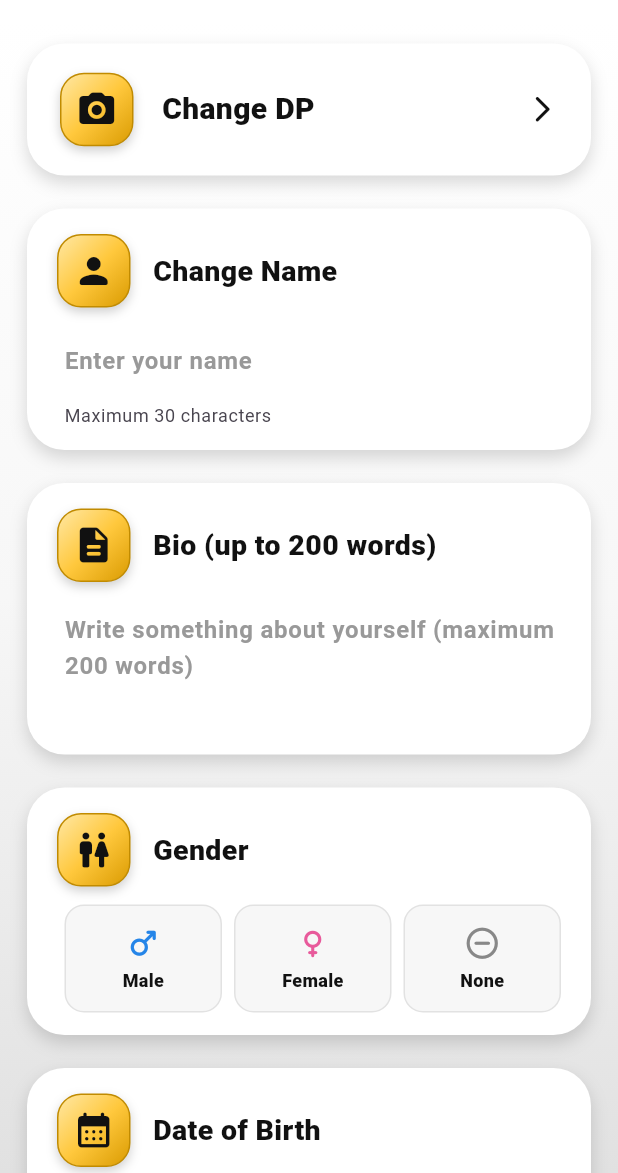
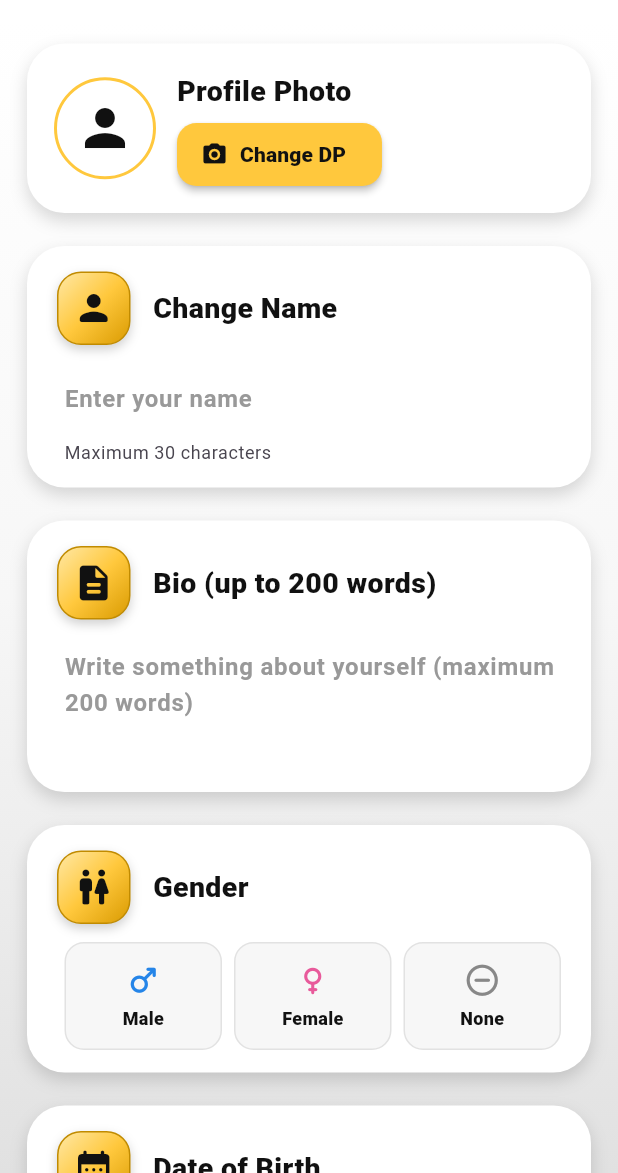
Before and after one commit to zs1020322-cloud/PlayZupi, a Flutter app: the EditProfileScreen screen opened directly, after a tap on "Change DP", on a phone screen of 412 x 824 dp, the part 63-1236 px from its top. Run offline on Flutter 3.47's test engine with Material 3 defaults, Android fonts, the phone set to English and light mode, and no system bars; our stand-ins replace image_cropper, image_picker, shared_preferences; accounts and stored records are empty.

Commit message:
Update main.dart

```diff
--- a/lib/main.dart
+++ b/lib/main.dart
@@ -486,6 +486,7 @@ class _EditProfileScreenState extends State<EditProfileScreen> {
   String? selectedCountry;
   DateTime? selectedDate;
   Uint8List? selectedDpBytes;
+  Uint8List? dpPreviewBytes;
   String originalName = '';
   DateTime? lastNameChange;
   bool isLoading = true;
@@ -555,19 +556,43 @@ class _EditProfileScreenState extends State<EditProfileScreen> {
   try {
     final picked = await imagePicker.pickImage(
       source: ImageSource.gallery,
-      imageQuality: 80,
+      imageQuality: 90,
       maxWidth: 1024,
       maxHeight: 1024,
     );
 
     if (picked == null || !mounted) return;
 
-    final bytes = await picked.readAsBytes();
+    final cropped = await ImageCropper().cropImage(
+      sourcePath: picked.path,
+      aspectRatio: const CropAspectRatio(
+        ratioX: 1,
+        ratioY: 1,
+      ),
+      compressQuality: 90,
+      uiSettings: [
+        AndroidUiSettings(
+          toolbarTitle: 'Crop Profile Photo',
+          toolbarColor: black,
+          toolbarWidgetColor: white,
+          activeControlsWidgetColor: gold,
+          lockAspectRatio: true,
+        ),
+        IOSUiSettings(
+          title: 'Crop Profile Photo',
+          aspectRatioLockEnabled: true,
+        ),
+      ],
+    );
+
+    if (cropped == null || !mounted) return;
+
+    final bytes = await cropped.readAsBytes();
 
     if (!mounted) return;
 
     setState(() {
-      selectedDpBytes = bytes;
+      dpPreviewBytes = bytes;
     });
   } catch (e) {
     if (!mounted) return;
@@ -678,10 +703,135 @@ class _EditProfileScreenState extends State<EditProfileScreen> {
           padding: const EdgeInsets.fromLTRB(18, 15, 18, 30),
           child: Column(
             children: [
-              EditProfileOption(
-                title: selectedDpBytes == null ? 'Change DP' : 'Change DP (Selected)',
-                icon: Icons.camera_alt_rounded,
-                onTap: chooseDp,
+              Container(
+  width: double.infinity,
+  margin: const EdgeInsets.only(bottom: 22),
+  padding: const EdgeInsets.all(18),
+  decoration: profileBoxDecoration(),
+  child: Column(
+    children: [
+      Row(
+        children: [
+          Container(
+            width: 68,
+            height: 68,
+            decoration: BoxDecoration(
+              shape: BoxShape.circle,
+              border: Border.all(color: gold, width: 2),
+            ),
+            clipBehavior: Clip.antiAlias,
+            child: (dpPreviewBytes ?? selectedDpBytes) == null
+                ? const Icon(Icons.person, size: 40, color: black)
+                : Image.memory(
+                    dpPreviewBytes ?? selectedDpBytes!,
+                    fit: BoxFit.cover,
+                  ),
+          ),
+          const SizedBox(width: 14),
+          Expanded(
+            child: Column(
+              crossAxisAlignment: CrossAxisAlignment.start,
+              children: [
+                const Text(
+                  'Profile Photo',
+                  style: TextStyle(
+                    color: black,
+                    fontSize: 19,
+                    fontWeight: FontWeight.w900,
+                  ),
+                ),
+                const SizedBox(height: 8),
+                SizedBox(
+                  height: 42,
+                  child: ElevatedButton.icon(
+                    onPressed: chooseDp,
+                    icon: const Icon(Icons.camera_alt_rounded, color: black),
+                    label: const Text(
+                      'Change DP',
+                      style: TextStyle(
+                        color: black,
+                        fontWeight: FontWeight.w800,
+                      ),
+                    ),
+                    style: ElevatedButton.styleFrom(
+                      backgroundColor: gold,
+                      elevation: 2,
+                      shape: RoundedRectangleBorder(
+                        borderRadius: BorderRadius.circular(13),
+                      ),
+                    ),
+                  ),
+                ),
+              ],
+            ),
+          ),
+        ],
+      ),
+      if (dpPreviewBytes != null) ...[
+        const SizedBox(height: 16),
+        const Text(
+          'Confirm your new profile photo',
+          style: TextStyle(
+            color: black,
+            fontWeight: FontWeight.w800,
+          ),
+        ),
+        const SizedBox(height: 12),
+        Row(
+          children: [
+            Expanded(
+              child: ElevatedButton.icon(
+                onPressed: () {
+                  setState(() {
+                    selectedDpBytes = dpPreviewBytes;
+                    dpPreviewBytes = null;
+                  });
+                },
+                icon: const Icon(Icons.check, color: white),
+                label: const Text(
+                  'Confirm',
+                  style: TextStyle(
+                    color: white,
+                    fontWeight: FontWeight.w900,
+                  ),
+                ),
+                style: ElevatedButton.styleFrom(
+                  backgroundColor: const Color(0xFF218838),
+                  shape: RoundedRectangleBorder(
+                    borderRadius: BorderRadius.circular(13),
+                  ),
+                ),
+              ),
+            ),
+            const SizedBox(width: 12),
+            Expanded(
+              child: ElevatedButton.icon(
+                onPressed: () {
+                  setState(() {
+                    dpPreviewBytes = null;
+                  });
+                },
+                icon: const Icon(Icons.close, color: white),
+                label: const Text(
+                  'Cancel',
+                  style: TextStyle(
+                    color: white,
+                    fontWeight: FontWeight.w900,
+                  ),
+                ),
+                style: ElevatedButton.styleFrom(
+                  backgroundColor: const Color(0xFFC62828),
+                  shape: RoundedRectangleBorder(
+                    borderRadius: BorderRadius.circular(13),
+                  ),
+                ),
+              ),
+            ),
+          ],
+        ),
+      ],
+    ],
+  ),
 ),
               ProfileInputBox(
                 title: 'Change Name',
@@ -759,25 +909,84 @@ class _EditProfileScreenState extends State<EditProfileScreen> {
               ),
               const SizedBox(height: 12),
 const ProfileSectionHeading(title: 'Profile Collection'),
-              EditProfileOption(title: 'Frame', icon: Icons.crop_square_rounded, onTap: () => showComingSoon('Frame')),
-              EditProfileOption(title: 'Teams', icon: Icons.groups_rounded, onTap: () => showComingSoon('Teams')),
-              EditProfileOption(title: 'Ornament', icon: Icons.auto_awesome_rounded, onTap: () => showComingSoon('Ornament')),
+
+EditProfileOption(
+  title: 'Frame',
+  icon: Icons.crop_square_rounded,
+  onTap: () => showComingSoon('Frame'),
+),
+
+EditProfileOption(
+  title: 'Teams',
+  icon: Icons.groups_rounded,
+  onTap: () => showComingSoon('Teams'),
+),
+
+EditProfileOption(
+  title: 'Ornament',
+  icon: Icons.auto_awesome_rounded,
+  onTap: () => showComingSoon('Ornament'),
+),
+
 const SizedBox(height: 12),
 const ProfileSectionHeading(title: 'Badges'),
-              EditProfileOption(title: 'Entry', icon: Icons.login_rounded, onTap: () => showComingSoon('Entry')),
-              EditProfileOption(title: 'Crown', icon: Icons.workspace_premium_rounded, onTap: () => showComingSoon('Crown')),
-              EditProfileOption(title: 'Game Badge', icon: Icons.sports_esports_rounded, onTap: () => showComingSoon('Game Badge')),
-              EditProfileOption(title: 'Money Badge', icon: Icons.paid_rounded, onTap: () => showComingSoon('Money Badge')),
-              EditProfileOption(title: 'Gift Badge', icon: Icons.card_giftcard_rounded, onTap: () => showComingSoon('Gift Badge')),
+
+EditProfileOption(
+  title: 'Entry',
+  icon: Icons.login_rounded,
+  onTap: () => showComingSoon('Entry'),
+),
+
+EditProfileOption(
+  title: 'Crown',
+  icon: Icons.workspace_premium_rounded,
+  onTap: () => showComingSoon('Crown'),
+),
+
+EditProfileOption(
+  title: 'Game Badge',
+  icon: Icons.sports_esports_rounded,
+  onTap: () => showComingSoon('Game Badge'),
+),
+
+EditProfileOption(
+  title: 'Money Badge',
+  icon: Icons.paid_rounded,
+  onTap: () => showComingSoon('Money Badge'),
+),
+
+EditProfileOption(
+  title: 'Gift Badge',
+  icon: Icons.card_giftcard_rounded,
+  onTap: () => showComingSoon('Gift Badge'),
+),
+
 const SizedBox(height: 8),
+
 SizedBox(
   width: double.infinity,
   height: 58,
   child: ElevatedButton.icon(
     onPressed: isSaving ? null : saveProfile,
-                  icon: const Icon(Icons.save_rounded, color: black),
-                  label: Text(isSaving ? 'Saving...' : 'Save', style: const TextStyle(color: black, fontSize: 18, fontWeight: FontWeight.w900)),
-                  style: ElevatedButton.styleFrom(backgroundColor: gold, elevation: 3, shape: RoundedRectangleBorder(borderRadius: BorderRadius.circular(18))),
+    icon: const Icon(
+      Icons.save_rounded,
+      color: black,
+    ),
+    label: Text(
+      isSaving ? 'Saving...' : 'Save',
+      style: const TextStyle(
+        color: black,
+        fontSize: 18,
+        fontWeight: FontWeight.w900,
+      ),
+    ),
+    style: ElevatedButton.styleFrom(
+      backgroundColor: gold,
+      elevation: 3,
+      shape: RoundedRectangleBorder(
+        borderRadius: BorderRadius.circular(18),
+      ),
+    ),
   ),
 ),
             ],
@@ -790,6 +999,7 @@ class _EditProfileScreenState extends State<EditProfileScreen> {
 
 class MaxWordsInputFormatter extends TextInputFormatter {
   final int maxWords;
+
   const MaxWordsInputFormatter(this.maxWords);
 
   @override
```
Lines whose indentation alone changed are shown as unchanged.
